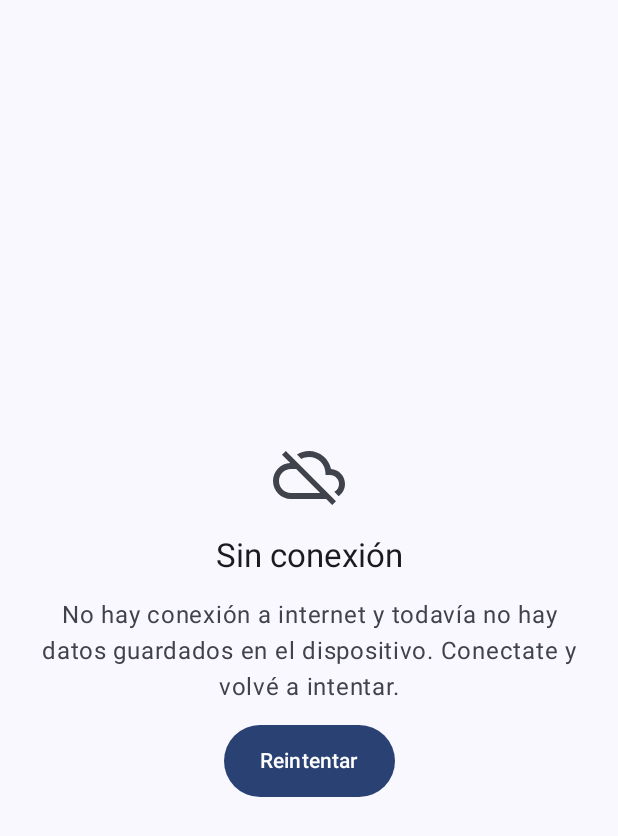
After one commit to JoseRivero17/tmt-app, an Android app built with Jetpack Compose: the composable OfflineState shown on its own in the app's theme, on a phone screen of 412 x 824 dp. The commit adds this screen. Shown: the top 836 px of the screen. Run offline under Robolectric (Android 15) with nearby library versions, the phone set to English and light mode, and no system bars.

Commit message:
feat: componentes compartidos de estado (carga, vacío, error, sin conexión)

```diff
--- /dev/null
+++ b/app/src/main/java/com/uade/tmt/presentation/components/OfflineState.kt
@@ -0,0 +1,38 @@
+package com.uade.tmt.presentation.components
+
+import androidx.compose.material3.Surface
+import androidx.compose.runtime.Composable
+import androidx.compose.ui.Modifier
+import androidx.compose.ui.res.stringResource
+import androidx.compose.ui.tooling.preview.PreviewLightDark
+import com.uade.tmt.R
+import com.uade.tmt.presentation.theme.TMTTheme
+
+/**
+ * Pantalla completa "Sin conexión" (RNF01, RNF02). Solo para cuando no hay red Y tampoco hay
+ * datos guardados. Si hay datos locales, se muestran con [LastUpdatedBanner] en su lugar.
+ */
+@Composable
+fun OfflineState(
+    onRetry: () -> Unit,
+    modifier: Modifier = Modifier,
+) {
+    StateMessageLayout(
+        iconRes = R.drawable.ic_estado_sin_conexion,
+        title = stringResource(R.string.estado_sin_conexion_titulo),
+        message = stringResource(R.string.estado_sin_conexion_mensaje),
+        modifier = modifier,
+        actionLabel = stringResource(R.string.estado_reintentar),
+        onAction = onRetry,
+    )
+}
+
+@PreviewLightDark
+@Composable
+private fun OfflineStatePreview() {
+    TMTTheme(dynamicColor = false) {
+        Surface {
+            OfflineState(onRetry = {})
+        }
+    }
+}
--- /dev/null
+++ b/app/src/main/java/com/uade/tmt/presentation/components/StateMessageLayout.kt
@@ -0,0 +1,76 @@
+package com.uade.tmt.presentation.components
+
+import androidx.annotation.DrawableRes
+import androidx.compose.foundation.layout.Arrangement
+import androidx.compose.foundation.layout.Column
+import androidx.compose.foundation.layout.fillMaxSize
+import androidx.compose.foundation.layout.heightIn
+import androidx.compose.foundation.layout.padding
+import androidx.compose.foundation.layout.size
+import androidx.compose.material3.Button
+import androidx.compose.material3.Icon
+import androidx.compose.material3.MaterialTheme
+import androidx.compose.material3.Text
+import androidx.compose.runtime.Composable
+import androidx.compose.ui.Alignment
+import androidx.compose.ui.Modifier
+import androidx.compose.ui.res.painterResource
+import androidx.compose.ui.semantics.heading
+import androidx.compose.ui.semantics.semantics
+import androidx.compose.ui.text.style.TextAlign
+import androidx.compose.ui.unit.dp
+
+/** Altura mínima de las áreas táctiles (pauta de accesibilidad de Android). */
+internal val MinTouchTarget = 48.dp
+
+/**
+ * Estructura común de los estados de pantalla completa (vacío, error, sin conexión):
+ * ícono decorativo, título opcional, mensaje y una acción opcional.
+ */
+@Composable
+internal fun StateMessageLayout(
+    @DrawableRes iconRes: Int,
+    message: String,
+    modifier: Modifier = Modifier,
+    title: String? = null,
+    actionLabel: String? = null,
+    onAction: (() -> Unit)? = null,
+) {
+    Column(
+        modifier = modifier
+            .fillMaxSize()
+            .padding(24.dp),
+        verticalArrangement = Arrangement.spacedBy(16.dp, Alignment.CenterVertically),
+        horizontalAlignment = Alignment.CenterHorizontally,
+    ) {
+        Icon(
+            painter = painterResource(iconRes),
+            contentDescription = null,
+            tint = MaterialTheme.colorScheme.onSurfaceVariant,
+            modifier = Modifier.size(48.dp),
+        )
+        if (title != null) {
+            Text(
+                text = title,
+                style = MaterialTheme.typography.titleLarge,
+                color = MaterialTheme.colorScheme.onSurface,
+                textAlign = TextAlign.Center,
+                modifier = Modifier.semantics { heading() },
+            )
+        }
+        Text(
+            text = message,
+            style = MaterialTheme.typography.bodyLarge,
+            color = MaterialTheme.colorScheme.onSurfaceVariant,
+            textAlign = TextAlign.Center,
+        )
+        if (actionLabel != null && onAction != null) {
+            Button(
+                onClick = onAction,
+                modifier = Modifier.heightIn(min = MinTouchTarget),
+            ) {
+                Text(text = actionLabel)
+            }
+        }
+    }
+}
--- /dev/null
+++ b/app/src/main/res/drawable/ic_estado_sin_conexion.xml
@@ -0,0 +1,11 @@
+<?xml version="1.0" encoding="utf-8"?>
+<!-- Material Icons: cloud_off -->
+<vector xmlns:android="http://schemas.android.com/apk/res/android"
+    android:width="24dp"
+    android:height="24dp"
+    android:viewportWidth="24"
+    android:viewportHeight="24">
+    <path
+        android:fillColor="#FF000000"
+        android:pathData="M19.35,10.04C18.67,6.59 15.64,4 12,4c-1.48,0 -2.85,0.43 -4.01,1.17l1.46,1.46C10.21,6.23 11.08,6 12,6c3.04,0 5.5,2.46 5.5,5.5v0.5H19c1.66,0 3,1.34 3,3 0,1.13 -0.64,2.11 -1.56,2.62l1.45,1.45C23.16,18.16 24,16.68 24,15c0,-2.64 -2.05,-4.78 -4.65,-4.96zM3,5.27l2.75,2.74C2.56,8.15 0,10.77 0,14c0,3.31 2.69,6 6,6h11.73l2,2L21,20.73 4.27,4 3,5.27zM7.73,10l8,8H6c-2.21,0 -4,-1.79 -4,-4s1.79,-4 4,-4h1.73z" />
+</vector>
--- a/app/src/main/res/values/strings.xml
+++ b/app/src/main/res/values/strings.xml
@@ -6,4 +6,16 @@
     <string name="seccion_ranking">Ranking</string>
     <string name="seccion_clubes">Clubes</string>
     <string name="seccion_perfil">Mi perfil</string>
+
+    <!-- Estados de pantalla compartidos (presentation/components) -->
+    <string name="estado_cargando">Cargando…</string>
+    <string name="estado_reintentar">Reintentar</string>
+    <string name="estado_error_generico">No pudimos cargar la información. Intentá de nuevo en unos minutos.</string>
+    <string name="estado_vacio_generico">No hay resultados para mostrar.</string>
+    <string name="estado_limpiar_filtros">Limpiar filtros</string>
+    <string name="estado_sin_conexion_titulo">Sin conexión</string>
+    <string name="estado_sin_conexion_mensaje">No hay conexión a internet y todavía no hay datos guardados en el dispositivo. Conectate y volvé a intentar.</string>
+    <string name="estado_ultima_actualizacion">Actualizado el %1$s</string>
+    <string name="estado_aviso_datos_guardados">Sin conexión: mostrando datos guardados</string>
+    <string name="formato_fecha_ultima_actualizacion" translatable="false">dd/MM HH:mm</string>
 </resources>
```
Also changed, not shown: app/src/main/java/com/uade/tmt/presentation/components/EmptyState.kt (added, +43 -0 lines), app/src/main/java/com/uade/tmt/presentation/components/ErrorState.kt (added, +38 -0 lines), app/src/main/java/com/uade/tmt/presentation/components/LastUpdatedBanner.kt (added, +118 -0 lines), app/src/main/java/com/uade/tmt/presentation/components/LoadingState.kt (added, +57 -0 lines), app/src/main/res/drawable/ic_estado_error.xml (added, +11 -0 lines), app/src/main/res/drawable/ic_estado_vacio.xml (added, +11 -0 lines), 1 other file.
